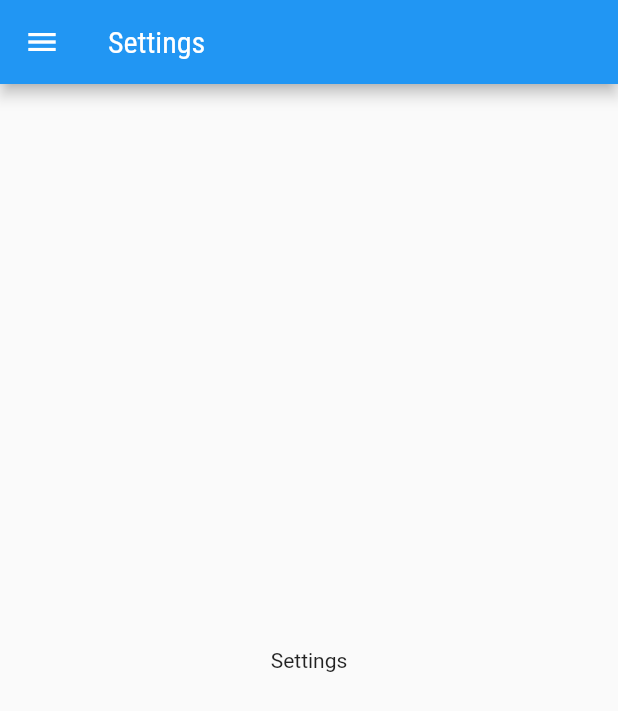
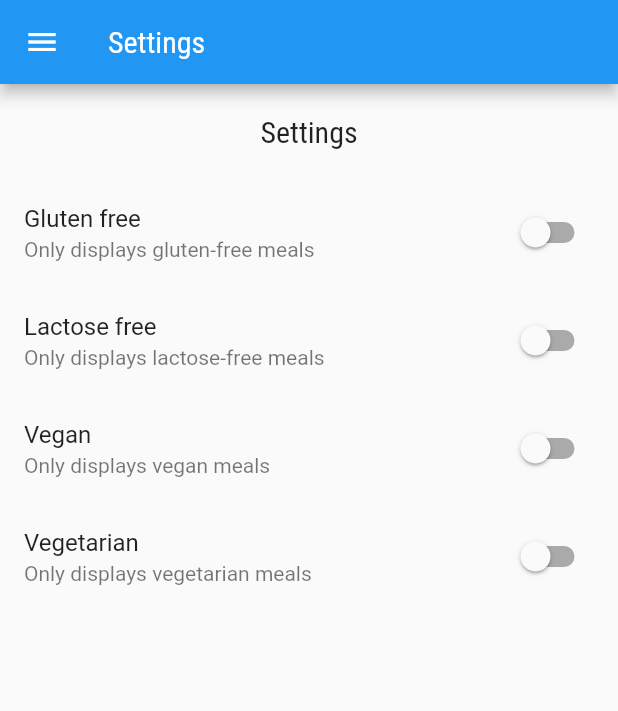
Before and after one commit to Carlxiso/Meals, a Flutter app: the SettingsScreen screen opened by its route, on a phone screen of 412 x 824 dp. Shown: the top 711 px of the screen. Run offline on Flutter 3.47's test engine with Material 2 defaults, Android fonts, the phone set to English and light mode, and no system bars.

Commit message:
Adding filters into screen Settings

```diff
--- /dev/null
+++ b/meals/lib/models/settings.dart
@@ -0,0 +1,13 @@
+class Settings {
+  bool isGlutenFree;
+  bool isLactoseFree;
+  bool isVegan;
+  bool isVegetarian;
+
+  Settings({
+    this.isGlutenFree = false,
+    this.isLactoseFree = false,
+    this.isVegan = false,
+    this.isVegetarian = false,
+  });
+}
--- a/meals/lib/screens/settings_screen.dart
+++ b/meals/lib/screens/settings_screen.dart
@@ -2,19 +2,80 @@ import 'package:flutter/material.dart';
 
 import '../components/main_drawer.dart';
 
-class SettingsScreen extends StatelessWidget {
-  const SettingsScreen({Key? key}) : super(key: key);
+import '../models/settings.dart';
+
+class SettingsScreen extends StatefulWidget {
+  // const SettingsScreen({Key? key}) : super(key: key);
+
+  @override
+  State<SettingsScreen> createState() => _SettingsScreenState();
+}
+
+class _SettingsScreenState extends State<SettingsScreen> {
+  var settings = Settings();
+
+  /// Função que vai retornar um switch
+  Widget _createSwitch(
+    String title,
+    String subtitle,
+    bool value,
+    Function(bool) onChanged,
+  ) {
+    return SwitchListTile.adaptive(
+      title: Text(title),
+      subtitle: Text(subtitle),
+      value: value,
+      onChanged: onChanged,
+    );
+  }
 
   @override
   Widget build(BuildContext context) {
     return Scaffold(
-      appBar: AppBar(
-        title: Text('Settings'),
-      ),
-      drawer: MainDrawer(),
-      body: Center(
-        child: Text('Settings'),
-      ),
-    );
+        appBar: AppBar(
+          title: const Text('Settings'),
+        ),
+        drawer: MainDrawer(),
+        body: Column(
+          children: [
+            Container(
+              padding: const EdgeInsets.all(20),
+              child: Text(
+                'Settings',
+                style: Theme.of(context).textTheme.titleLarge,
+              ),
+            ),
+            Expanded(
+              child: ListView(
+                children: <Widget>[
+                  _createSwitch(
+                    'Gluten free',
+                    'Only displays gluten-free meals',
+                    settings.isGlutenFree,
+                    (value) => setState(() => settings.isGlutenFree = value),
+                  ),
+                  _createSwitch(
+                    'Lactose free',
+                    'Only displays lactose-free meals',
+                    settings.isLactoseFree,
+                    (value) => setState(() => settings.isLactoseFree = value),
+                  ),
+                  _createSwitch(
+                    'Vegan',
+                    'Only displays vegan meals',
+                    settings.isVegan,
+                    (value) => setState(() => settings.isVegan = value),
+                  ),
+                  _createSwitch(
+                    'Vegetarian',
+                    'Only displays vegetarian meals',
+                    settings.isVegetarian,
+                    (value) => setState(() => settings.isVegetarian = value),
+                  ),
+                ],
+              ),
+            )
+          ],
+        ));
   }
 }
```
